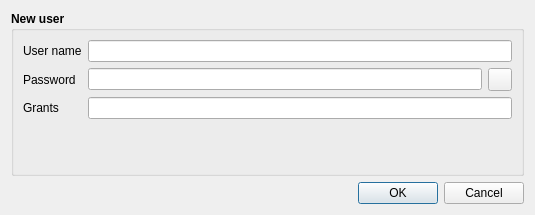
Old version of the form src/dlgaddedituser.ui in the repository syyyr/shvspy.
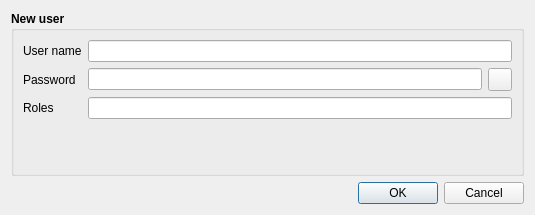
New version of the form. Icons and pictures are not drawn.

What changed in the file:
```diff
--- a/src/dlgaddedituser.ui
+++ b/src/dlgaddedituser.ui
@@ -65,7 +65,7 @@
              </font>
             </property>
             <property name="text">
-             <string>Grants</string>
+             <string>Roles</string>
             </property>
            </widget>
           </item>
```
Left out of the diff: 4 changed lines with no effect on the pictures.
